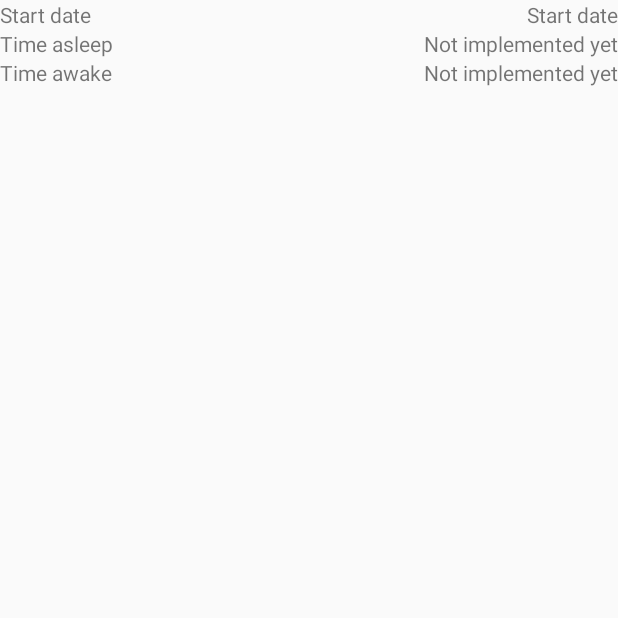
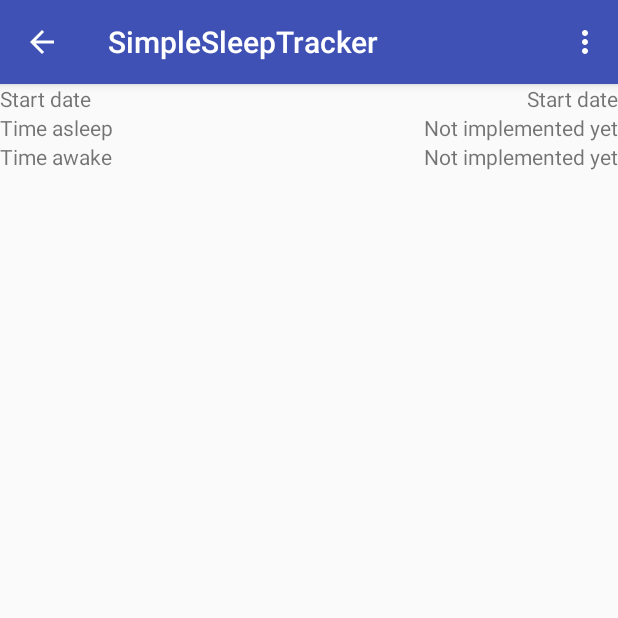
Before and after one commit to ErikKarlsson/SleepTrackerAndroid, an Android app: the DetailActivity screen opened directly, with no data from a screen before it, on a phone screen of 412 x 824 dp, the top half of it. Run offline under Robolectric (Android 15) with nearby library versions, the phone set to English and light mode, and no system bars; our stand-ins replace Dagger/Hilt's generated code, RxJava; libraries missing offline, so code that uses them is left out: com.jakewharton.rxbinding2; 4 statements that could not run were skipped.

Commit message:
Add delete sleep functionality

```diff
--- a/app/src/main/AndroidManifest.xml
+++ b/app/src/main/AndroidManifest.xml
@@ -11,7 +11,8 @@
         android:supportsRtl="true"
         android:theme="@style/AppTheme">
 
-        <activity android:name="net.erikkarlsson.simplesleeptracker.feature.details.DetailActivity"/>
+        <activity android:name="net.erikkarlsson.simplesleeptracker.feature.details.DetailActivity"
+                  android:parentActivityName=".MainActivity"/>
 
         <receiver android:name="net.erikkarlsson.simplesleeptracker.feature.appwidget.SleepAppWidgetProvider">
             <intent-filter>
@@ -25,6 +26,7 @@
 
         <activity
             android:name=".MainActivity"
+            android:launchMode="singleTop"
             android:label="@string/app_name">
 
             <intent-filter>
--- a/app/src/main/java/net/erikkarlsson/simplesleeptracker/feature/details/DetailActivity.kt
+++ b/app/src/main/java/net/erikkarlsson/simplesleeptracker/feature/details/DetailActivity.kt
@@ -8,11 +8,14 @@ import android.arch.lifecycle.Observer
 import android.arch.lifecycle.ViewModelProvider
 import android.os.Bundle
 import android.support.v7.app.AppCompatActivity
+import android.view.Menu
+import android.view.MenuItem
 import android.widget.DatePicker
 import android.widget.TimePicker
 import dagger.android.AndroidInjection
 import io.reactivex.disposables.CompositeDisposable
 import kotlinx.android.synthetic.main.activity_details.*
+import kotlinx.android.synthetic.main.toolbar.*
 import net.erikkarlsson.simplesleeptracker.R
 import net.erikkarlsson.simplesleeptracker.di.ViewModelFactory
 import net.erikkarlsson.simplesleeptracker.domain.entity.Sleep
@@ -42,6 +45,8 @@ class DetailActivity : AppCompatActivity() {
         super.onCreate(savedInstanceState)
         AndroidInjection.inject(this)
         setContentView(R.layout.activity_details)
+        setSupportActionBar(toolbar)
+        supportActionBar?.setDisplayHomeAsUpEnabled(true)
 
         val sleepId = DetailActivityArgs.fromBundle(intent.extras).sleepId
 
@@ -51,6 +56,21 @@ class DetailActivity : AppCompatActivity() {
         startDateText.clicksThrottle(disposables) { onStartDateClick() }
         timeAsleepText.clicksThrottle(disposables) { onTimeAsleepClick() }
         timeAwakeText.clicksThrottle(disposables) { onTimeAwakeClick() }
+    }
+
+    override fun onCreateOptionsMenu(menu: Menu?): Boolean {
+        menuInflater.inflate(R.menu.detail_menu, menu)
+        return true
+    }
+
+    override fun onOptionsItemSelected(item: MenuItem?): Boolean {
+        if (item?.itemId == R.id.delete_sleep) {
+            viewModel.dispatch(DeleteClick)
+            finish()
+            return true
+        }
+
+        return super.onOptionsItemSelected(item)
     }
 
     override fun onStop() {
@@ -109,7 +129,9 @@ class DetailActivity : AppCompatActivity() {
         nextState?.let {
             state = nextState
             if (state.sleep != Sleep.empty()) {
-                startDateText.text = state.sleep.fromDate.formatDateDisplayName2
+                val dateString = state.sleep.fromDate.formatDateDisplayName2
+                toolbar.setTitle(dateString)
+                startDateText.text = dateString
                 timeAsleepText.text = state.sleep.fromDate.formatHHMM
                 timeAwakeText.text = state.sleep.toDate?.formatHHMM
             }
--- a/app/src/main/res/layout/activity_details.xml
+++ b/app/src/main/res/layout/activity_details.xml
@@ -5,7 +5,10 @@
                                              android:layout_width="match_parent"
                                              android:layout_height="match_parent">
 
+    <include layout="@layout/toolbar" />
+
     <TextView
+        app:layout_constraintTop_toBottomOf="@id/toolbar"
         android:id="@+id/startDateLabel"
         android:layout_width="wrap_content"
         android:layout_height="wrap_content"
@@ -16,6 +19,7 @@
         android:layout_width="wrap_content"
         android:layout_height="wrap_content"
         android:text="@string/start_date"
+        app:layout_constraintTop_toBottomOf="@id/toolbar"
         app:layout_constraintEnd_toEndOf="parent"
         app:layout_constraintHorizontal_bias="1"
         app:layout_constraintLeft_toRightOf="@id/startDateLabel"/>
--- /dev/null
+++ b/app/src/main/res/menu/detail_menu.xml
@@ -0,0 +1,6 @@
+<?xml version="1.0" encoding="utf-8"?>
+<menu xmlns:android="http://schemas.android.com/apk/res/android">
+    <item
+        android:id="@+id/delete_sleep"
+        android:title="Delete"/>
+</menu>
```
Also changed, not shown: app/src/main/java/net/erikkarlsson/simplesleeptracker/domain/task/DeleteSleepTask.kt (added, +22 -0 lines), app/src/main/java/net/erikkarlsson/simplesleeptracker/feature/details/DetailComponent.kt (+8 -2 lines).
